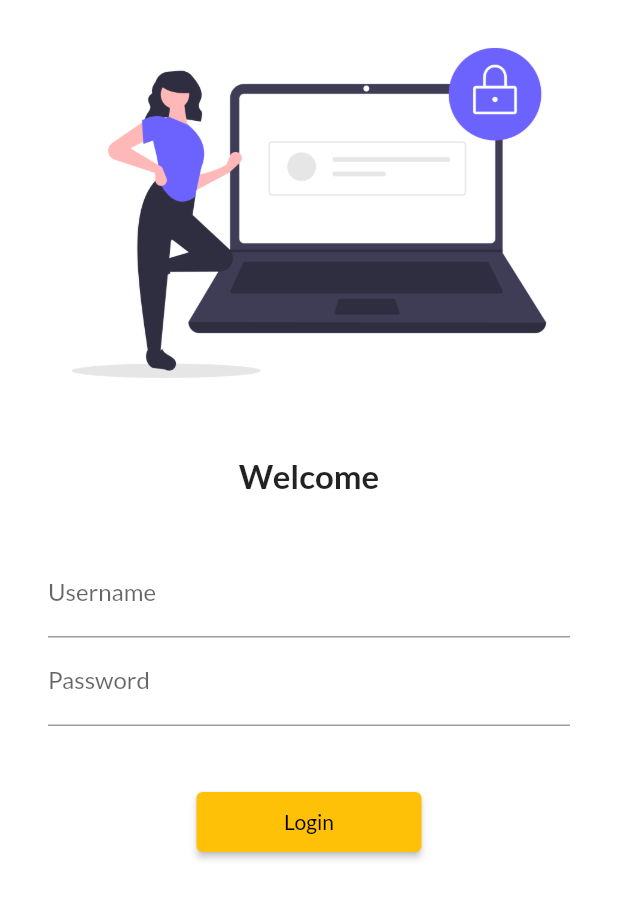
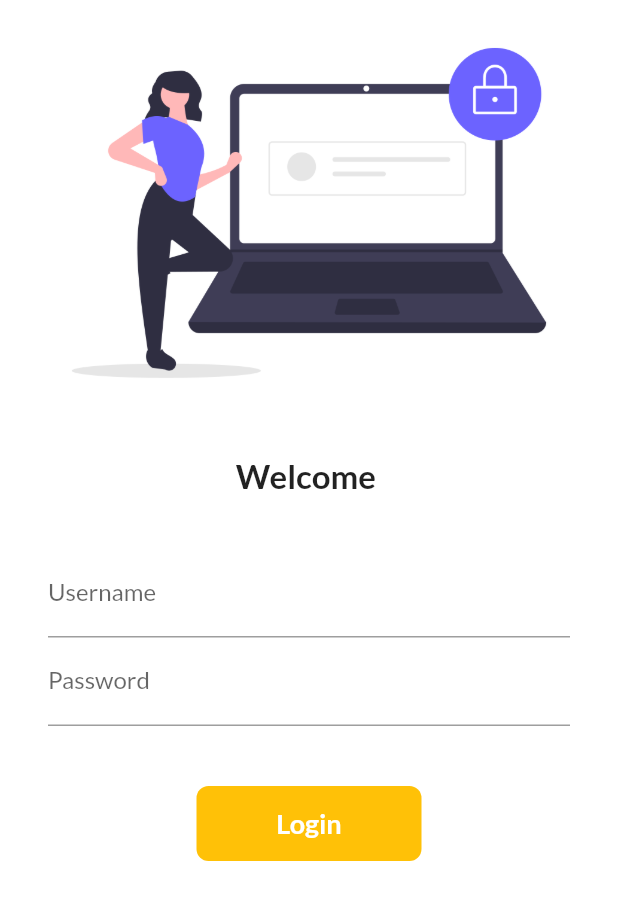
Before and after one commit to MehulKD/30DaysOfFlutter, a Flutter app: the screen it shows after launch, on a phone screen of 412 x 824 dp. Shown: the top 900 px of the screen. Run offline on Flutter 3.47's test engine with Material 2 defaults, Android fonts, the phone set to English and light mode, and no system bars; our stand-ins replace google_fonts.

Commit message:
day 6 completed

```diff
--- a/lib/pages/login_page.dart
+++ b/lib/pages/login_page.dart
@@ -1,7 +1,14 @@
 import 'package:flutter/material.dart';
 import 'package:flutter_demo/utils/routes.dart';
 
-class LoginPage extends StatelessWidget {
+class LoginPage extends StatefulWidget {
+  @override
+  State<LoginPage> createState() => _LoginPageState();
+}
+
+class _LoginPageState extends State<LoginPage> {
+  String name = "";
+  bool changeButton = false;
   @override
   Widget build(BuildContext context) {
     return Material(
@@ -17,7 +24,7 @@ class LoginPage extends StatelessWidget {
               height: 20.0,
             ),
             Text(
-              "Welcome",
+              "Welcome $name",
               style: TextStyle(fontSize: 22, fontWeight: FontWeight.bold),
             ),
             SizedBox(
@@ -30,7 +37,13 @@ class LoginPage extends StatelessWidget {
                 children: [
                   TextFormField(
                     decoration: InputDecoration(
-                        hintText: "Enter Username", labelText: "Username"),
+                      hintText: "Enter Username",
+                      labelText: "Username",
+                    ),
+                    onChanged: (value) {
+                      name = value;
+                      setState(() {});
+                    },
                   ),
                   TextFormField(
                     obscureText: true,
@@ -40,13 +53,45 @@ class LoginPage extends StatelessWidget {
                   SizedBox(
                     height: 40.0,
                   ),
-                  ElevatedButton(
-                    child: Text("Login"),
-                    style: TextButton.styleFrom(minimumSize: Size(150, 40)),
-                    onPressed: () {
-                      Navigator.pushNamed(context, MyRoutes.homeRoute);
-                    },
-                  )
+                  InkWell(
+                      onTap: () async {
+                        setState(() {
+                          changeButton = true;
+                        });
+                        await Future.delayed(Duration(seconds: 1));
+                        Navigator.pushNamed(context, MyRoutes.homeRoute);
+                      },
+                      child: AnimatedContainer(
+                          duration: Duration(seconds: 1),
+                          width: changeButton ? 50 : 150,
+                          height: 50,
+                          alignment: Alignment.center,
+                          child: changeButton
+                              ? Icon(
+                                  Icons.done,
+                                  color: Colors.white,
+                                )
+                              : Text(
+                                  "Login",
+                                  style: TextStyle(
+                                      color: Colors.white,
+                                      fontWeight: FontWeight.bold,
+                                      fontSize: 18),
+                                ),
+                          decoration: BoxDecoration(
+                              color: Colors.amber,
+                              // shape: changeButton
+                              //     ? BoxShape.circle
+                              //     : BoxShape.rectangle,
+                              borderRadius: BorderRadius.circular(
+                                  changeButton ? 50 : 8))))
+                  // ElevatedButton(
+                  //   child: Text("Login"),
+                  //   style: TextButton.styleFrom(minimumSize: Size(150, 40)),
+                  //   onPressed: () {
+                  //     Navigator.pushNamed(context, MyRoutes.homeRoute);
+                  //   },
+                  // )
                 ],
               ),
             )
```
